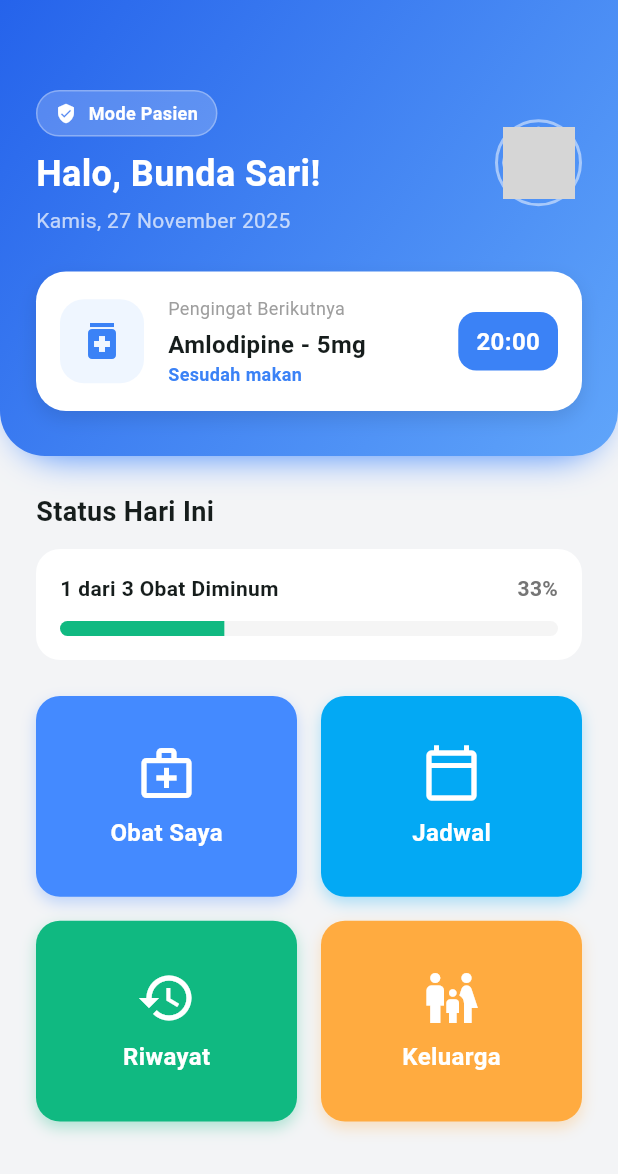
After one commit to rerere-bit/medicare-mobile-app, a Flutter app: the HomeScreen screen opened directly, on a phone screen of 412 x 824 dp. The commit adds this screen. Shown: the top 1174 px of the screen. Run offline on Flutter 3.47's test engine with Material 3 defaults, Android fonts, the phone set to English and light mode, and no system bars; our stand-ins replace cloud_firestore, firebase_auth, firebase_core, fl_chart; accounts and stored records are empty; network calls fail; grey boxes are pictures that could not be loaded.

Commit message:
feat&chore&style: menambahkan fitur autentikasi dan laman beranda sementara juga memperbaiki beberapa bug kode

```diff
--- /dev/null
+++ b/lib/screens/home/home_screen.dart
@@ -0,0 +1,330 @@
+import 'package:flutter/material.dart';
+import '../../core/theme_app.dart';
+import '../../widgets/home_menu_card.dart';
+
+import '../medication/medication_list_screen.dart';
+
+
+class HomeScreen extends StatelessWidget {
+  const HomeScreen({super.key});
+
+  @override
+  Widget build(BuildContext context) {
+    return Scaffold(
+      backgroundColor: const Color(0xFFF3F4F6),
+      body: SingleChildScrollView(
+        child: Column(
+          children: [
+            // 1. HEADER BARU (Level-up Design)
+            Container(
+              padding: const EdgeInsets.only(
+                top: 60,
+                left: 24,
+                right: 24,
+                bottom: 30,
+              ),
+              decoration: const BoxDecoration(
+                gradient: LinearGradient(
+                  // Biru yang lebih dalam dan premium
+                  colors: [Color(0xFF2563EB), Color(0xFF60A5FA)],
+                  begin: Alignment.topLeft,
+                  end: Alignment.bottomRight,
+                ),
+                borderRadius: BorderRadius.only(
+                  bottomLeft: Radius.circular(30),
+                  bottomRight: Radius.circular(30),
+                ),
+                boxShadow: [
+                  BoxShadow(
+                    color: Colors.blueAccent,
+                    blurRadius: 20,
+                    offset: Offset(0, 10),
+                    spreadRadius: -10, // Efek bayangan halus
+                  ),
+                ],
+              ),
+              child: Column(
+                crossAxisAlignment: CrossAxisAlignment.start,
+                children: [
+                  Row(
+                    mainAxisAlignment: MainAxisAlignment.spaceBetween,
+                    children: [
+                      Column(
+                        crossAxisAlignment: CrossAxisAlignment.start,
+                        children: [
+                          // Badge Status (Mirip Family Screen)
+                          Container(
+                            margin: const EdgeInsets.only(bottom: 8),
+                            padding: const EdgeInsets.symmetric(
+                              horizontal: 12,
+                              vertical: 6,
+                            ),
+                            decoration: BoxDecoration(
+                              color: Colors.white.withOpacity(0.2),
+                              borderRadius: BorderRadius.circular(20),
+                              border: Border.all(
+                                color: Colors.white.withOpacity(0.3),
+                              ),
+                            ),
+                            child: const Row(
+                              children: [
+                                Icon(
+                                  Icons.verified_user,
+                                  color: Colors.white,
+                                  size: 14,
+                                ),
+                                SizedBox(width: 8),
+                                Text(
+                                  "Mode Pasien",
+                                  style: TextStyle(
+                                    color: Colors.white,
+                                    fontWeight: FontWeight.bold,
+                                    fontSize: 12,
+                                  ),
+                                ),
+                              ],
+                            ),
+                          ),
+                          const Text(
+                            "Halo, Bunda Sari!",
+                            style: TextStyle(
+                              color: Colors.white,
+                              fontSize: 24,
+                              fontWeight: FontWeight.bold,
+                            ),
+                          ),
+                          const SizedBox(height: 4),
+                          const Text(
+                            "Kamis, 27 November 2025",
+                            style: TextStyle(
+                              color: Colors.white70,
+                              fontSize: 14,
+                            ),
+                          ),
+                        ],
+                      ),
+
+                      // Foto Profil (Navigasi ke Profile)
+                      GestureDetector(
+                        onTap: () {
+                        },
+                        child: Container(
+                          padding: const EdgeInsets.all(3),
+                          decoration: BoxDecoration(
+                            shape: BoxShape.circle,
+                            border: Border.all(
+                              color: Colors.white.withOpacity(0.5),
+                              width: 2,
+                            ),
+                          ),
+                          child: const CircleAvatar(
+                            radius: 24,
+                            backgroundColor: Colors.white,
+                            backgroundImage: NetworkImage(
+                              'https://i.pravatar.cc/300',
+                            ), // Dummy Foto
+                            child: Icon(
+                              Icons.person,
+                              color: AppTheme.primaryColor,
+                            ), // Fallback jika gagal load
+                          ),
+                        ),
+                      ),
+                    ],
+                  ),
+                  const SizedBox(height: 24),
+
+                  // Card Pengingat Berikutnya (Floating Effect)
+                  Container(
+                    padding: const EdgeInsets.all(16),
+                    decoration: BoxDecoration(
+                      color: Colors.white,
+                      borderRadius: BorderRadius.circular(20),
+                      boxShadow: [
+                        BoxShadow(
+                          color: Colors.black.withOpacity(0.1),
+                          blurRadius: 10,
+                          offset: const Offset(0, 5),
+                        ),
+                      ],
+                    ),
+                    child: Row(
+                      children: [
+                        Container(
+                          padding: const EdgeInsets.all(12),
+                          decoration: BoxDecoration(
+                            color: const Color(0xFFEFF6FF), // Biru sangat muda
+                            borderRadius: BorderRadius.circular(16),
+                          ),
+                          child: const Icon(
+                            Icons.medication,
+                            color: AppTheme.primaryColor,
+                            size: 32,
+                          ),
+                        ),
+                        const SizedBox(width: 16),
+                        const Expanded(
+                          child: Column(
+                            crossAxisAlignment: CrossAxisAlignment.start,
+                            children: [
+                              Text(
+                                "Pengingat Berikutnya",
+                                style: TextStyle(
+                                  color: Colors.grey,
+                                  fontSize: 12,
+                                ),
+                              ),
+                              SizedBox(height: 4),
+                              Text(
+                                "Amlodipine - 5mg",
+                                style: TextStyle(
+                                  fontWeight: FontWeight.bold,
+                                  fontSize: 16,
+                                ),
+                              ),
+                              Text(
+                                "Sesudah makan",
+                                style: TextStyle(
+                                  color: AppTheme.primaryColor,
+                                  fontWeight: FontWeight.w600,
+                                  fontSize: 12,
+                                ),
+                              ),
+                            ],
+                          ),
+                        ),
+                        Container(
+                          padding: const EdgeInsets.symmetric(
+                            horizontal: 12,
+                            vertical: 8,
+                          ),
+                          decoration: BoxDecoration(
+                            color: AppTheme.primaryColor,
+                            borderRadius: BorderRadius.circular(12),
+                          ),
+                          child: const Text(
+                            "20:00",
+                            style: TextStyle(
+                              fontSize: 16,
+                              fontWeight: FontWeight.bold,
+                              color: Colors.white,
+                            ),
+                          ),
+                        ),
+                      ],
+                    ),
+                  ),
+                ],
+              ),
+            ),
+
+            // 2. Ringkasan Jadwal & Menu (Sisa Body tetap sama)
+            Padding(
+              padding: const EdgeInsets.all(24),
+              child: Column(
+                crossAxisAlignment: CrossAxisAlignment.start,
+                children: [
+                  const Text(
+                    "Status Hari Ini",
+                    style: TextStyle(fontSize: 18, fontWeight: FontWeight.bold),
+                  ),
+                  const SizedBox(height: 12),
+                  // Progress Bar yang lebih cantik
+                  Container(
+                    padding: const EdgeInsets.all(16),
+                    decoration: BoxDecoration(
+                      color: Colors.white,
+                      borderRadius: BorderRadius.circular(16),
+                    ),
+                    child: Column(
+                      children: [
+                        Row(
+                          mainAxisAlignment: MainAxisAlignment.spaceBetween,
+                          children: [
+                            const Text(
+                              "1 dari 3 Obat Diminum",
+                              style: TextStyle(fontWeight: FontWeight.w600),
+                            ),
+                            Text(
+                              "33%",
+                              style: TextStyle(
+                                color: Colors.grey[600],
+                                fontWeight: FontWeight.bold,
+                              ),
+                            ),
+                          ],
+                        ),
+                        const SizedBox(height: 12),
+                        ClipRRect(
+                          borderRadius: BorderRadius.circular(10),
+                          child: LinearProgressIndicator(
+                            value: 0.33,
+                            backgroundColor: Colors.grey[100],
+                            color: AppTheme.secondaryColor,
+                            minHeight: 10,
+                          ),
+                        ),
+                      ],
+                    ),
+                  ),
+
+                  const SizedBox(height: 24),
+
+                  // Grid Menu Utama
+                  GridView.count(
+                    shrinkWrap: true,
+                    physics: const NeverScrollableScrollPhysics(),
+                    crossAxisCount: 2,
+                    crossAxisSpacing: 16,
+                    mainAxisSpacing: 16,
+                    childAspectRatio: 1.3,
+                    children: [
+                      HomeMenuCard(
+                        title: "Obat Saya",
+                        icon: Icons.medical_services_outlined,
+                        color: Colors.blueAccent,
+                        onTap: () {
+                          Navigator.push(
+                            context,
+                            MaterialPageRoute(
+                              builder: (context) =>
+                                  const MedicationListScreen(),
+                            ),
+                          );
+                        },
+                      ),
+                      HomeMenuCard(
+                        title: "Jadwal",
+                        icon: Icons.calendar_today_outlined,
+                        color: Colors.lightBlue,
+                        onTap: () {
+
+                        },
+                      ),
+                      HomeMenuCard(
+                        title: "Riwayat",
+                        icon: Icons.history,
+                        color: AppTheme.secondaryColor,
+                        onTap: () {
+
+                        },
+                      ),
+                      HomeMenuCard(
+                        title: "Keluarga",
+                        icon: Icons.family_restroom,
+                        color: Colors.orangeAccent,
+                        onTap: () {
+
+                        },
+                      ),
+                    ],
+                  ),
+                ],
+              ),
+            ),
+          ],
+        ),
+      ),
+    );
+  }
+}
--- a/lib/screens/medication/add_medication_screen.dart
+++ b/lib/screens/medication/add_medication_screen.dart
@@ -6,8 +6,7 @@ import '../../providers/medication_provider.dart';
 import '../../models/medication_model.dart';
 
 class AddMedicationScreen extends StatefulWidget {
-  final MedicationModel? medication; // Data opsional (jika Edit, ini ada isinya)
-
+  final MedicationModel? medication;
   const AddMedicationScreen({super.key, this.medication});
 
   @override
--- a/pubspec.yaml
+++ b/pubspec.yaml
@@ -32,6 +32,7 @@ dependencies:
     sdk: flutter
 
 # State management
+  provider: ^6.1.5+1
 
  # UI & Utilities
   intl: ^0.18.1           # Untuk format tanggal/waktu
```
Also changed, not shown: lib/screens/auth/login_screen.dart (added, +179 -0 lines), lib/screens/auth/register_screen.dart (added, +153 -0 lines), lib/services/auth_service.dart (added, +30 -0 lines), pubspec.lock, 3 other files.
